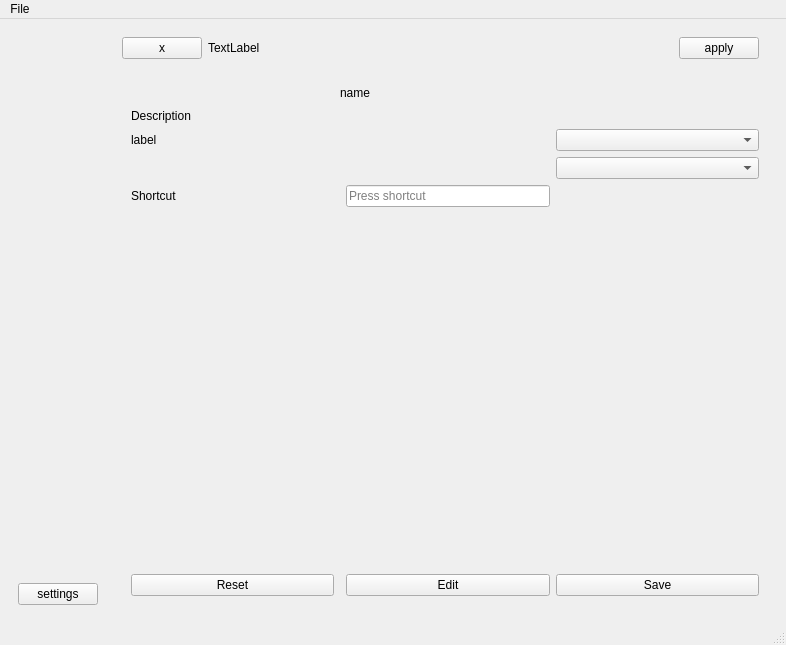
Before: the Qt Designer form src/AppMainUi.ui in Vaisakhkm2625/keyboardcontrol, drawn with Qt 5.
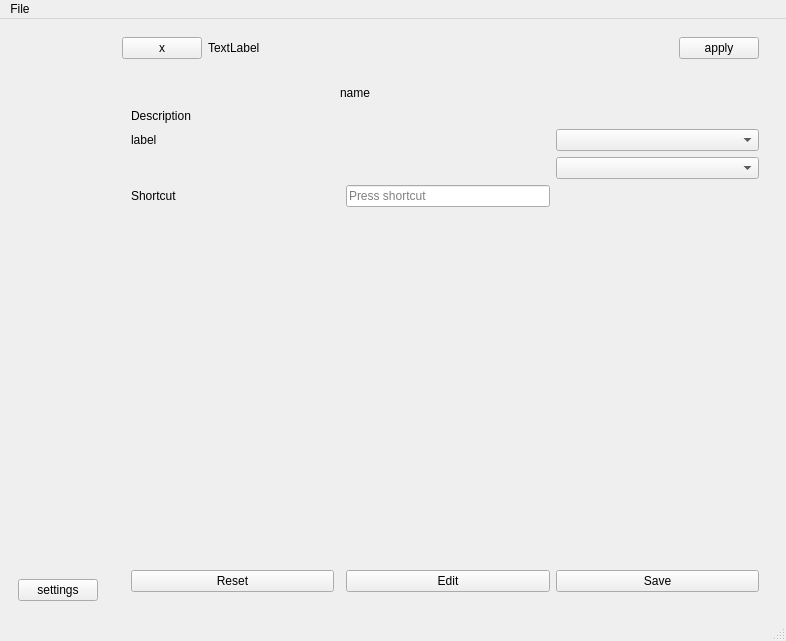
After: the same form once the commit is applied. Icons and pictures are not drawn.

What changed in the file:
```diff
--- a/src/AppMainUi.ui
+++ b/src/AppMainUi.ui
@@ -7,7 +7,7 @@
     <x>0</x>
     <y>0</y>
     <width>786</width>
-    <height>645</height>
+    <height>641</height>
    </rect>
   </property>
   <property name="windowTitle">
```
Left out of the diff: 118 changed lines with no effect on the pictures.
